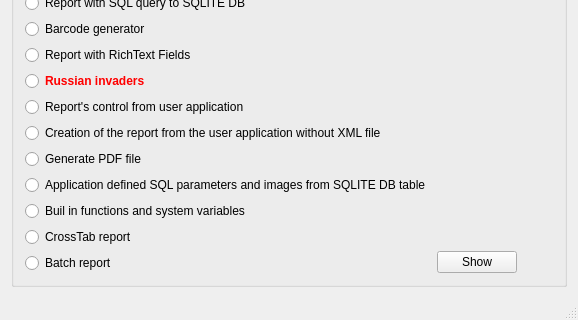
This is QtRptDemo/mainwindow.ui in DatabasesWorks/QtRPT-Report as Qt 5 draws it before an edit; both pictures show x 0 to 578 and y 309 to 629 of the 578 by 629 pixel window. The edited form follows.
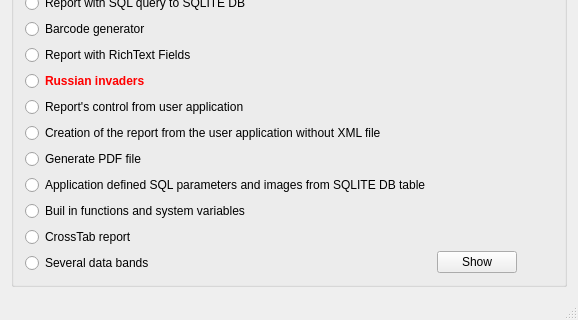
This is the edited form. Icons and pictures are not drawn.

What changed in the file:
```diff
--- a/QtRptDemo/mainwindow.ui
+++ b/QtRptDemo/mainwindow.ui
@@ -7,7 +7,7 @@
     <x>0</x>
     <y>0</y>
     <width>578</width>
-    <height>554</height>
+    <height>575</height>
    </rect>
   </property>
   <property name="windowTitle">
@@ -185,7 +185,7 @@
          <item>
           <widget class="QRadioButton" name="rBtn19">
            <property name="text">
-            <string>Batch report</string>
+            <string>Several data bands</string>
            </property>
           </widget>
          </item>
```
Left out of the diff: 2 changed lines with no effect on the pictures.
